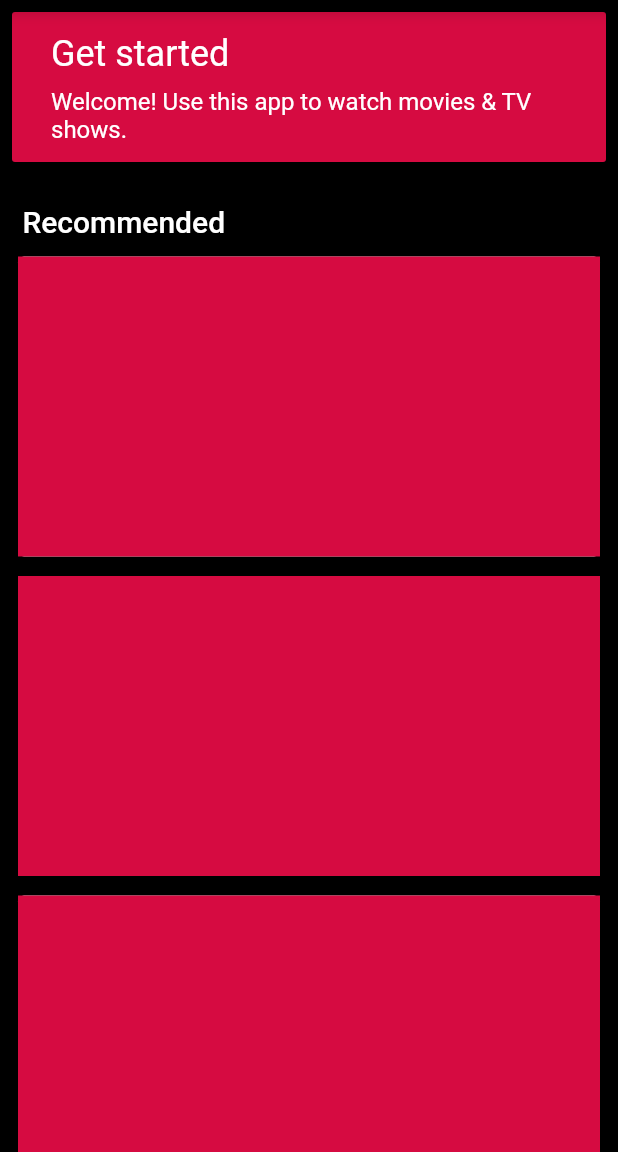
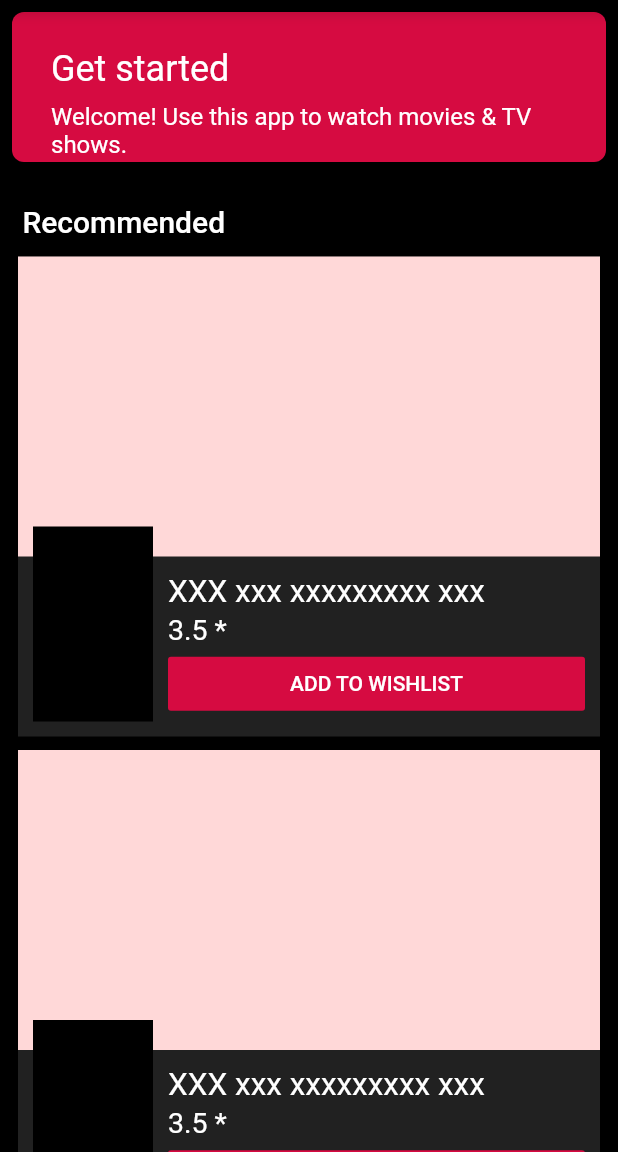
Before and after one commit to alvynfash/CineBox, a Flutter app: the screen it shows after launch, on a phone screen of 412 x 824 dp, the part 84-1236 px from its top. Run offline on Flutter 3.47's test engine with Material 2 defaults, Android fonts, the phone set to English and light mode, and no system bars.

Commit message:
homeScreen ui layout advanced

```diff
--- a/lib/main.dart
+++ b/lib/main.dart
@@ -4,10 +4,11 @@ import 'package:flutter/material.dart';
 void main() {
   runApp(
     new MaterialApp(
+      debugShowCheckedModeBanner: false,
       title: 'CineBox',
       theme: getAppTheme(),
       home: HomeScreen(),
-      color: Colors.black,
+      color: Colors.red,
     ),
   );
 }
--- a/lib/ui/homeScreen.dart
+++ b/lib/ui/homeScreen.dart
@@ -6,13 +6,7 @@ class HomeScreen extends StatefulWidget {
 }
 
 class _HomeScreenState extends State<HomeScreen> {
-  List<int> items;
-
-  @override
-  void initState() {
-    items = List.generate(5, (i) => i);
-    super.initState();
-  }
+  final List<int> items = List.generate(200, (i) => i);
 
   @override
   Widget build(BuildContext context) {
@@ -32,19 +26,19 @@ class _HomeScreenState extends State<HomeScreen> {
       ),
       body: Container(
         color: Colors.black,
-        child: buildList(context),
+        child: _buildList(context),
       ),
     );
   }
 
-  Widget getWelcomeBlock(BuildContext context) {
+  Widget _getWelcomeBlock(BuildContext context) {
     return Padding(
       padding: const EdgeInsets.all(8.0),
       child: Container(
         height: 100.0,
         child: ListTile(
           title: Padding(
-            padding: const EdgeInsets.fromLTRB(10.0, 10.0, 10.0, 5.0),
+            padding: const EdgeInsets.fromLTRB(10, 20, 10, 5),
             child: Text(
               'Get started',
               style: Theme.of(context).primaryTextTheme.headline,
@@ -61,14 +55,14 @@ class _HomeScreenState extends State<HomeScreen> {
         decoration: BoxDecoration(
             shape: BoxShape.rectangle,
             color: Theme.of(context).primaryColor,
-            borderRadius: BorderRadius.circular(2.0)),
+            borderRadius: BorderRadius.circular(8)),
       ),
     );
   }
 
-  Widget getRecommendedHeader(BuildContext context) {
+  Widget _getRecommendedHeader(BuildContext context) {
     return Padding(
-      padding: const EdgeInsets.fromLTRB(15,20,15,0),
+      padding: const EdgeInsets.fromLTRB(15, 20, 15, 0),
       child: Text(
         'Recommended',
         style: Theme.of(context).primaryTextTheme.title,
@@ -76,7 +70,7 @@ class _HomeScreenState extends State<HomeScreen> {
     );
   }
 
-  Widget getRecommendedList(BuildContext context) {
+  Widget _getRecommendedList(BuildContext context) {
     return Padding(
       padding: const EdgeInsets.all(8.0),
       child: Column(
@@ -84,21 +78,74 @@ class _HomeScreenState extends State<HomeScreen> {
           ListView.separated(
             itemCount: items.length,
             itemBuilder: (context, index) => Card(
+                  shape: RoundedRectangleBorder(borderRadius: BorderRadius.zero),
+                  color: Color.fromARGB(255, 33, 33, 33),
                   child: Container(
-                    color: Theme.of(context).primaryColor,
-                    height: 200.0,
+                    height: 320.0,
+                    child: Stack(
+                      children: <Widget>[
+                        _getMovieImage(context),
+                        _getThumbbnail(context),
+                        _getMovieDetails(context)
+                      ],
+                    ),
                   ),
                 ),
             shrinkWrap: true,
             physics: ClampingScrollPhysics(),
-            separatorBuilder: (context, index) => Divider(height: 5.0),
+            separatorBuilder: (context, index) => Divider(height: 1),
           ),
         ],
       ),
     );
   }
 
-  Widget buildList(BuildContext context) {
+  Widget _getThumbbnail(BuildContext context) {
+    return Container(
+      color: Colors.black,
+      width: 80,
+      margin: const EdgeInsets.fromLTRB(10, 180, 0, 10),
+    );
+  }
+
+  Widget _getMovieDetails(BuildContext context) {
+    return Container(
+      margin: const EdgeInsets.fromLTRB(100, 210, 10, 10),
+      child: Column(
+        mainAxisAlignment: MainAxisAlignment.spaceEvenly,
+        crossAxisAlignment: CrossAxisAlignment.stretch,
+        children: <Widget>[
+          Text(
+            'XXX xxx xxxxxxxxx xxx',
+            style: TextStyle(fontSize: 21, color: Colors.white),
+          ),
+          Text(
+            '3.5 *',
+            style: TextStyle(fontSize: 19, color: Colors.white),
+          ),
+          Container(
+            child: FlatButton(
+              color: Theme.of(context).primaryColor,
+              child: Text(
+                'ADD TO WISHLIST',
+                style: TextStyle(color: Colors.white),
+              ),
+              onPressed: () {},
+            ),
+          ),
+        ],
+      ),
+    );
+  }
+
+  Widget _getMovieImage(BuildContext context) {
+    return Container(
+      height: 200,
+      color: Color.fromARGB(255, 255, 216, 216),
+    );
+  }
+
+  Widget _buildList(BuildContext context) {
     return CustomScrollView(
       slivers: <Widget>[
         SliverList(
@@ -106,9 +153,9 @@ class _HomeScreenState extends State<HomeScreen> {
             Column(
               crossAxisAlignment: CrossAxisAlignment.stretch,
               children: <Widget>[
-                getWelcomeBlock(context),
-                getRecommendedHeader(context),
-                getRecommendedList(context),
+                _getWelcomeBlock(context),
+                _getRecommendedHeader(context),
+                _getRecommendedList(context),
               ],
             )
           ]),
```
